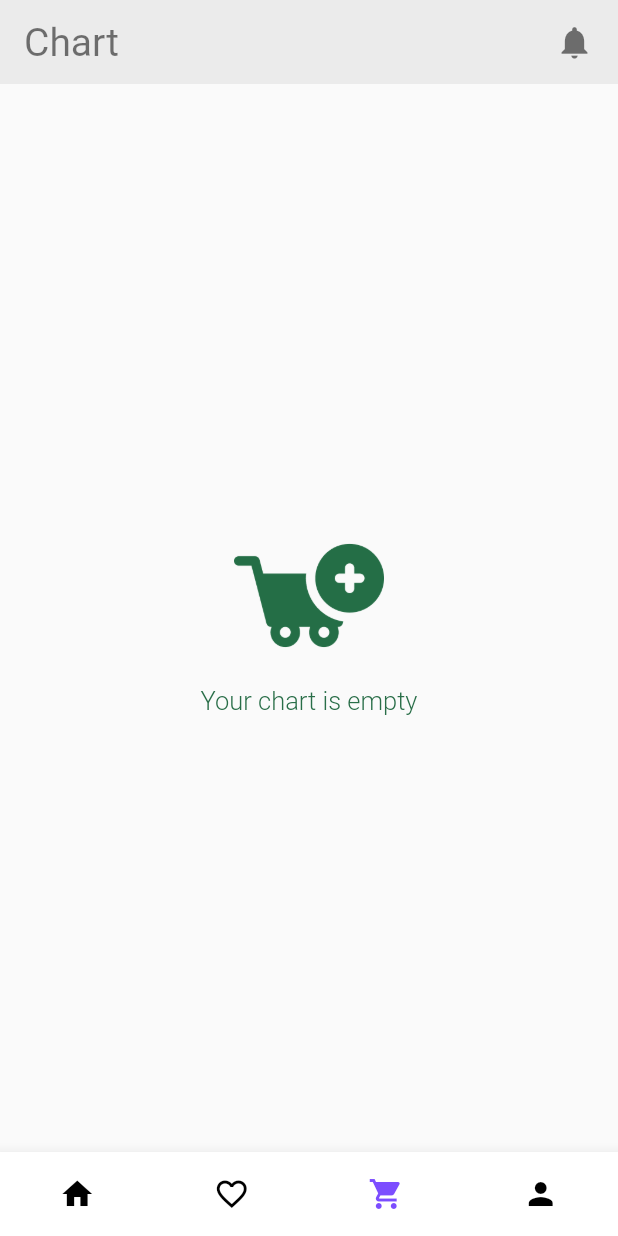
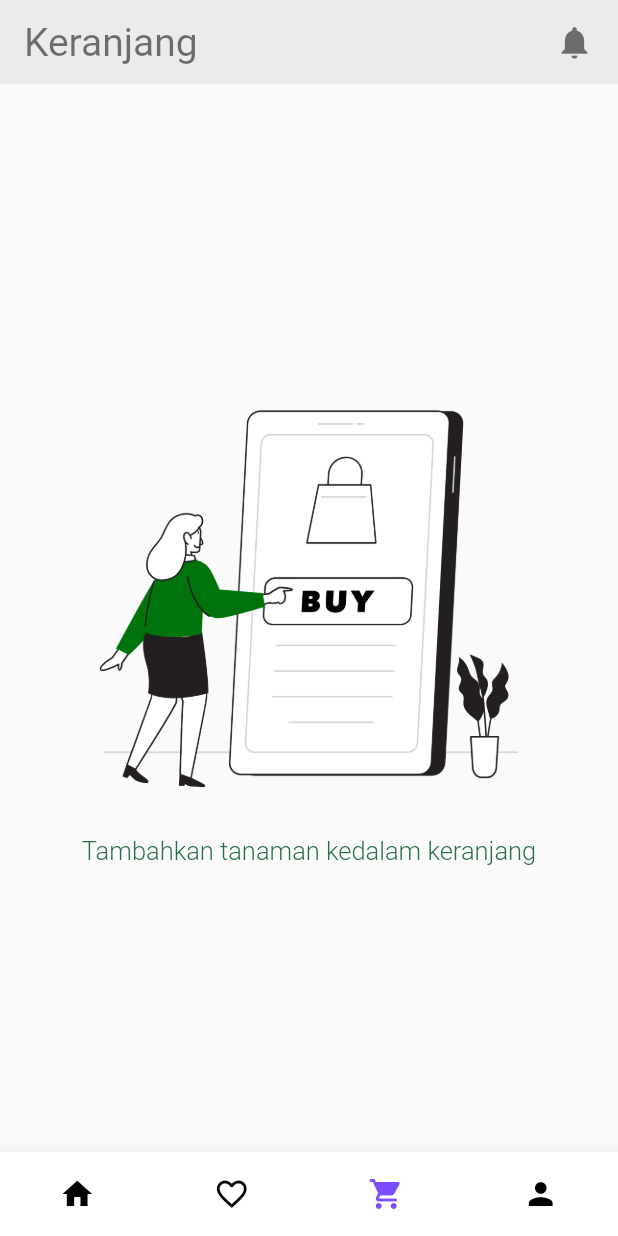
Before and after one commit to Dafa25/plant_app, a Flutter app: the RootPage screen opened directly, item 3 of the bottom bar chosen, on a phone screen of 412 x 824 dp. Run offline on Flutter 3.47's test engine with Material 2 defaults, Android fonts, the phone set to English and light mode, and no system bars; drawn by our look-alikes of animated_bottom_navigation_bar; our stand-ins replace page_transition.

Commit message:
flutter package versi terbaru

```diff
--- a/lib/guide.dart
+++ b/lib/guide.dart
@@ -5,13 +5,12 @@ class Guide {
   static var primaryColor = const Color(0xff296e48);
   static var secondColor = Colors.black54;
   // Onboarding text
-  static var titleOne = "Learn more about plants";
+  static var titleOne = "Mau tahu lebih banyak tentang tanaman?";
   static var descriptionOne =
-      "Read how to care for plants in our rich plants guide.";
-  static var titleTwo = "Find a plant lover friend";
-  static var descriptionTwo =
-      "Are you a plant lover? Connect with other plant lovers.";
-  static var titleThree = "Plant a tree, green the Earth";
+      "Baca panduan lengkap kami tentang cara merawat tanaman di sini.";
+  static var titleTwo = "Mencari teman pecinta tanaman";
+  static var descriptionTwo = "Apakah Anda seorang pecinta tanaman?";
+  static var titleThree = "Menanam pohon, hijaukan bumi.";
   static var descriptionThree =
-      "Find almost all types of plants that you like here.";
+      "Temukan hampir semua jenis tanaman yang Anda sukai di sini.";
 }
--- a/lib/ui/page/chart_page.dart
+++ b/lib/ui/page/chart_page.dart
@@ -22,14 +22,14 @@ class _ChartPageState extends State<ChartPage> {
                   mainAxisAlignment: MainAxisAlignment.center,
                   children: [
                     SizedBox(
-                      height: 100,
+                      height: 300,
                       child: Image.asset("assets/images/add-cart.png"),
                     ),
                     const SizedBox(
                       height: 10,
                     ),
                     Text(
-                      "Your chart is empty",
+                      "Tambahkan tanaman kedalam keranjang",
                       style: TextStyle(
                         color: Guide.primaryColor,
                         fontWeight: FontWeight.w300,
--- a/lib/ui/page/favorite_page.dart
+++ b/lib/ui/page/favorite_page.dart
@@ -22,14 +22,14 @@ class _FavoritePageState extends State<FavoritePage> {
                   mainAxisAlignment: MainAxisAlignment.center,
                   children: [
                     SizedBox(
-                      height: 100,
+                      height: 300,
                       child: Image.asset("assets/images/favorited.png"),
                     ),
                     const SizedBox(
                       height: 10,
                     ),
                     Text(
-                      "Tanaman yang disukai",
+                      "Tambahkan tanaman Kedalam Favorit",
                       style: TextStyle(
                         color: Guide.primaryColor,
                         fontWeight: FontWeight.w300,
--- a/lib/ui/page/home_page.dart
+++ b/lib/ui/page/home_page.dart
@@ -38,7 +38,7 @@ class _HomePageState extends State<HomePage> {
     return Scaffold(
         body: SingleChildScrollView(
       child: Container(
-        color: const Color.fromARGB(255, 235, 235, 235),
+        color: Color.fromARGB(255, 255, 255, 255),
         child: Column(
           crossAxisAlignment: CrossAxisAlignment.start,
           children: [
@@ -46,7 +46,8 @@ class _HomePageState extends State<HomePage> {
               crossAxisAlignment: CrossAxisAlignment.start,
               children: [
                 Container(
-                  padding: const EdgeInsets.symmetric(horizontal: 16),
+                  padding:
+                      const EdgeInsets.symmetric(horizontal: 16, vertical: 10),
                   child: const Text(
                     "Good Morning",
                     style: TextStyle(
@@ -56,7 +57,6 @@ class _HomePageState extends State<HomePage> {
                     ),
                   ),
                 ),
-                const SizedBox(height: 5),
                 Container(
                   padding: const EdgeInsets.symmetric(horizontal: 17),
                   child: const Text("Temukan tanaman yang kamu sukai disini"),
--- a/lib/ui/page/root_page.dart
+++ b/lib/ui/page/root_page.dart
@@ -31,10 +31,10 @@ class _RootPageState extends State<RootPage> {
   ];
 
   List<String> listTitle = [
-    "Home",
-    "Favorite",
-    "Chart",
-    "Profile",
+    "Beranda",
+    "Favorit",
+    "Keranjang",
+    "Profil",
   ];
 
   @override
--- a/pubspec.yaml
+++ b/pubspec.yaml
@@ -19,7 +19,7 @@ publish_to: 'none'
 version: 1.0.0+1
 
 environment:
-  sdk: '>=3.1.3 <4.0.0.'
+  sdk: '>=3.1.3 <4.0.0'
 
 
 
```
Also changed, not shown: assets/images/add-cart.png, assets/images/favorited.png, assets/images/profile.jpg, pubspec.lock, 1 other file.
